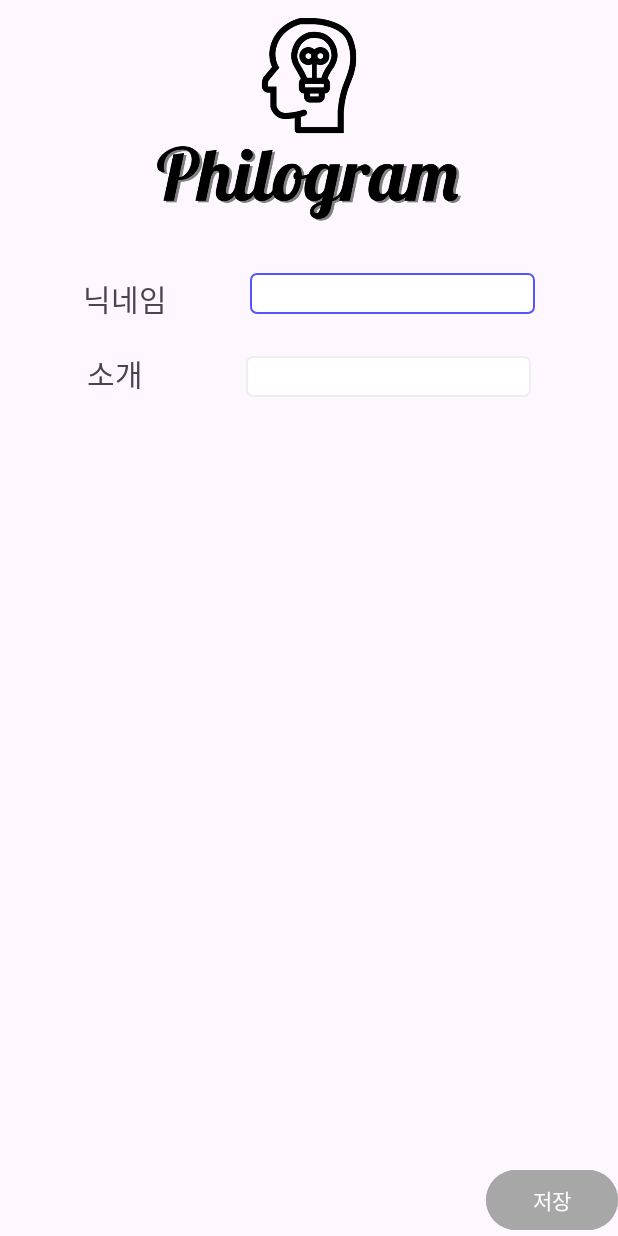
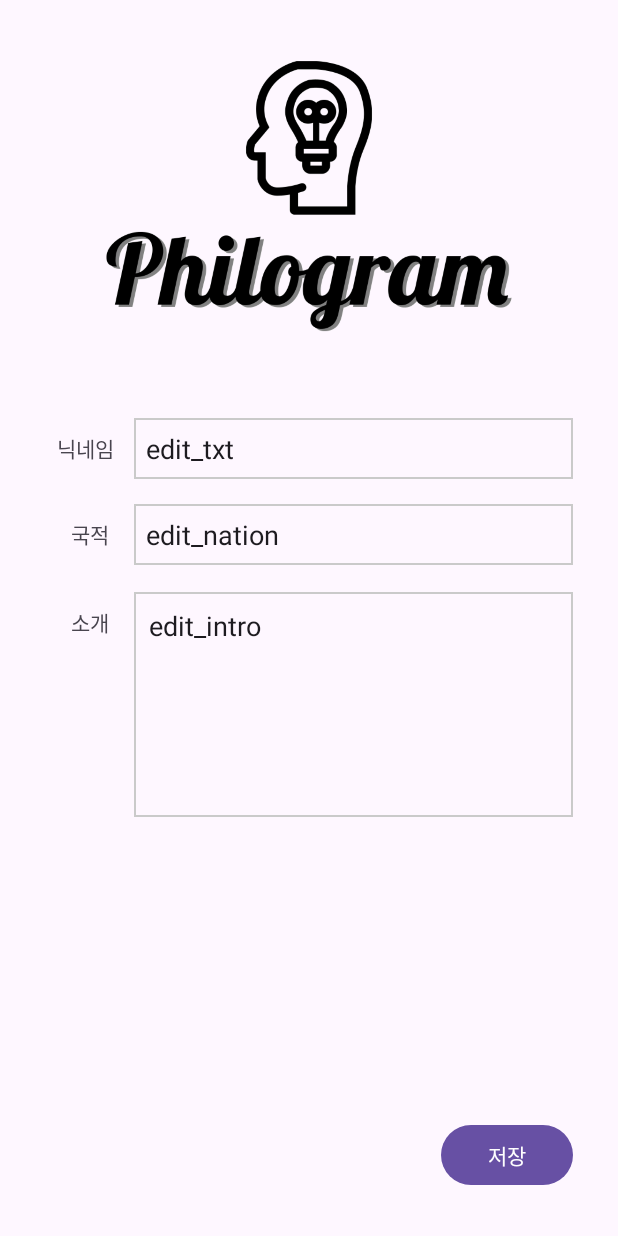
Before and after one commit to Team14SNS/Philogram, an Android app: the MyPageEditActivity screen opened directly, with no data from a screen before it, on a phone screen of 412 x 824 dp. Run offline under Robolectric (Android 15) with nearby library versions, the phone set to English and light mode, and no system bars.

Commit message:
Feat: 편집페이지 UI 구현

```diff
--- a/app/src/main/java/com/example/philogram/MyPageEditActivity.kt
+++ b/app/src/main/java/com/example/philogram/MyPageEditActivity.kt
@@ -10,6 +10,5 @@
         setContentView(R.layout.activity_my_page_edit)
 
 
-
     }
 }
--- a/app/src/main/res/layout/activity_my_page_edit.xml
+++ b/app/src/main/res/layout/activity_my_page_edit.xml
@@ -4,80 +4,104 @@
     xmlns:tools="http://schemas.android.com/tools"
     android:layout_width="match_parent"
     android:layout_height="match_parent"
+    android:padding="30dp"
     tools:context=".MyPageEditActivity">
 
-
     <ImageView
-        android:id="@+id/imageView3"
-        android:layout_width="wrap_content"
-        android:layout_height="150dp"
-        android:layout_marginTop="4dp"
+        android:id="@+id/image_logo"
+        android:layout_width="match_parent"
+        android:layout_height="200dp"
+        android:src="@drawable/logo_black"
+        android:layout_marginBottom="50dp"
+        app:layout_constraintBottom_toTopOf="@+id/txt_nickname"
         app:layout_constraintEnd_toEndOf="parent"
-        app:layout_constraintHorizontal_bias="0.534"
+        app:layout_constraintHorizontal_bias="0.0"
         app:layout_constraintStart_toStartOf="parent"
         app:layout_constraintTop_toTopOf="parent"
-        app:srcCompat="@drawable/logo_black" />
+        app:layout_constraintVertical_chainStyle="packed" />
 
     <TextView
         android:id="@+id/txt_nickname"
         android:layout_width="wrap_content"
         android:layout_height="wrap_content"
-        android:layout_marginTop="30dp"
         android:text="닉네임"
-        android:textSize="20sp"
-        app:layout_constraintEnd_toStartOf="@+id/mypage_edit_nickname"
+        android:gravity="right"
+        android:padding="8dp"
+        app:layout_constraintHorizontal_bias="0.2"
+        app:layout_constraintHorizontal_chainStyle="packed"
+        app:layout_constraintBottom_toTopOf="@+id/txt_nation"
+        app:layout_constraintEnd_toStartOf="@+id/edit_nickname"
         app:layout_constraintStart_toStartOf="parent"
-        app:layout_constraintTop_toBottomOf="@+id/imageView3" />
+        app:layout_constraintTop_toBottomOf="@+id/image_logo" />
+
+
+    <EditText
+        android:id="@+id/edt_nickname"
+        android:layout_width="0dp"
+        android:layout_height="wrap_content"
+        app:layout_constraintHorizontal_bias="0.8"
+        android:text="edit_txt"
+        android:layout_marginLeft="5dp"
+        android:padding="8dp"
+        android:background="@drawable/edge"
+        app:layout_constraintBottom_toBottomOf="@+id/txt_nickname"
+        app:layout_constraintEnd_toEndOf="parent"
+        app:layout_constraintStart_toEndOf="@+id/txt_nickname"
+        app:layout_constraintTop_toTopOf="@+id/txt_nickname" />
 
     <TextView
-        android:id="@+id/textintro"
+        android:id="@+id/txt_nation"
         android:layout_width="wrap_content"
         android:layout_height="wrap_content"
         android:layout_marginTop="20dp"
-        android:text="소개"
-        android:textSize="20sp"
-        app:layout_constraintEnd_toStartOf="@+id/mypage_edit_intro"
+        android:padding="8dp"
+        android:text="국적"
+        app:layout_constraintBottom_toTopOf="@+id/txt_intro"
+        app:layout_constraintEnd_toStartOf="@+id/edt_nation"
         app:layout_constraintStart_toStartOf="parent"
         app:layout_constraintTop_toBottomOf="@+id/txt_nickname" />
 
     <EditText
-        android:id="@+id/mypage_edit_nickname"
-        android:layout_width="190dp"
+        android:id="@+id/edt_nation"
+        android:layout_width="0dp"
         android:layout_height="wrap_content"
-        android:layout_marginTop="28dp"
-        android:text=""
-        android:textSize="20sp"
-        android:background="@drawable/edit_txt_rounded"
+        android:text="edit_nation"
+        android:padding="8dp"
+        android:background="@drawable/edge"
+        app:layout_constraintBottom_toBottomOf="@+id/txt_nation"
         app:layout_constraintEnd_toEndOf="parent"
-        app:layout_constraintStart_toEndOf="@+id/txt_nickname"
-        app:layout_constraintTop_toBottomOf="@+id/imageView3" />
+        app:layout_constraintStart_toStartOf="@+id/edt_nickname"
+        app:layout_constraintTop_toTopOf="@+id/txt_nation" />
+
+    <TextView
+        android:id="@+id/txt_intro"
+        android:layout_width="wrap_content"
+        android:layout_height="40dp"
+        android:text="소개"
+        android:gravity="center"
+        android:layout_marginTop="20dp"
+        app:layout_constraintEnd_toStartOf="@+id/edt_intro"
+        app:layout_constraintStart_toStartOf="parent"
+        app:layout_constraintTop_toBottomOf="@+id/txt_nation" />
 
     <EditText
-        android:id="@+id/mypage_edit_intro"
-        android:layout_width="190dp"
-        android:layout_height="wrap_content"
-        android:layout_marginTop="28dp"
-        android:text=""
-        android:textSize="20sp"
-        android:background="@drawable/edit_txt_rounded"
-        android:layout_marginLeft="10dp"
+        android:id="@+id/edt_intro"
+        android:layout_width="0dp"
+        android:layout_height="150dp"
+        android:padding="10dp"
+        android:text="edit_intro"
+        android:background="@drawable/edge"
+        android:gravity="start"
         app:layout_constraintEnd_toEndOf="parent"
-        app:layout_constraintStart_toEndOf="@+id/textintro"
-        app:layout_constraintTop_toBottomOf="@+id/mypage_edit_nickname" />
-
-
+        app:layout_constraintStart_toStartOf="@+id/edt_nation"
+        app:layout_constraintTop_toTopOf="@+id/txt_intro" />
 
     <Button
-        android:id="@+id/mypage_edit_btn"
+        android:id="@+id/btn_save"
         android:layout_width="wrap_content"
         android:layout_height="wrap_content"
-        android:backgroundTint="@color/gray"
         android:text="저장"
         app:layout_constraintBottom_toBottomOf="parent"
         app:layout_constraintEnd_toEndOf="parent"
-        />
-
-
-
-
+         />
 </androidx.constraintlayout.widget.ConstraintLayout>
```
